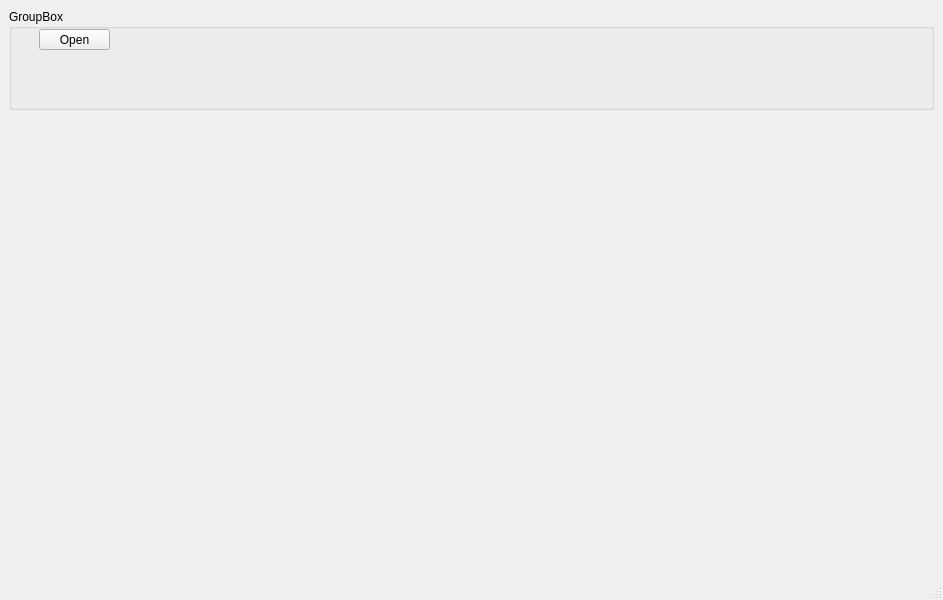
First picture: the form in lscpedit.ui, repository gakramx/sonegx-editor, before the edit.
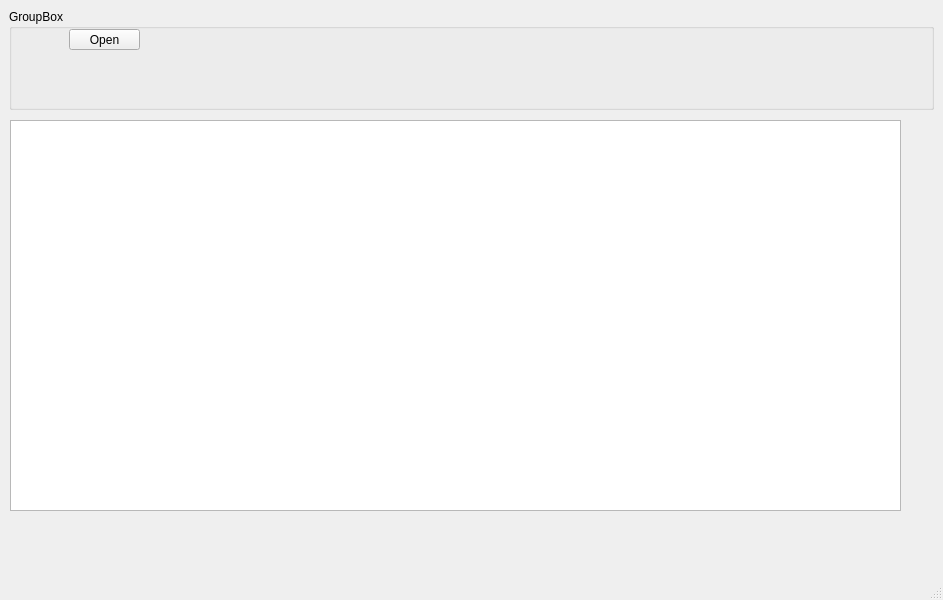
Second picture: the form after the edit.

Diff of the .ui file:
```diff
--- a/lscpedit.ui
+++ b/lscpedit.ui
@@ -38,7 +38,7 @@
     <widget class="QPushButton" name="openFilebtn">
      <property name="geometry">
       <rect>
-       <x>30</x>
+       <x>60</x>
        <y>20</y>
        <width>71</width>
        <height>21</height>
@@ -49,6 +49,16 @@
      </property>
     </widget>
    </widget>
+   <widget class="QPlainTextEdit" name="plainTextEdit">
+    <property name="geometry">
+     <rect>
+      <x>10</x>
+      <y>120</y>
+      <width>891</width>
+      <height>391</height>
+     </rect>
+    </property>
+   </widget>
   </widget>
   <widget class="QMenuBar" name="menubar">
    <property name="geometry">
```
